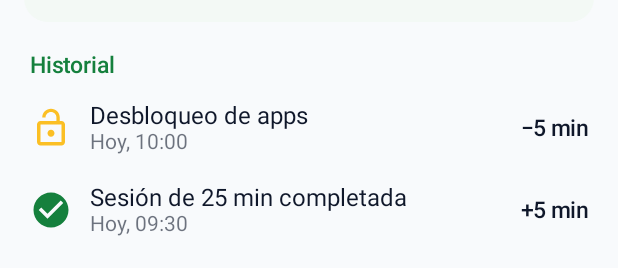
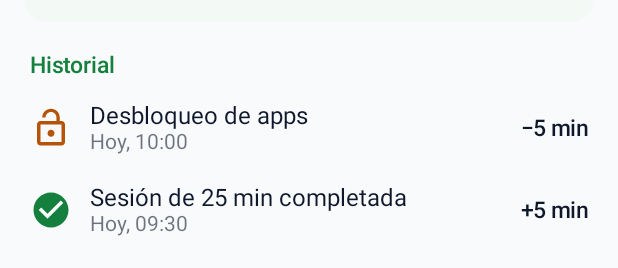
Before and after one commit to yuliancorner-cyber/Code-Proyecto-, an Android app built with Jetpack Compose: the @Preview function VistaPreviaEstadisticasClaro, on a phone screen of 412 x 824 dp. Shown: the part 954-1222 px from the top of the screen. Run offline under Robolectric (Android 15) with nearby library versions, the phone set to English and light mode, and no system bars.

Commit message:
Fase 5: icono nuevo, splash, contraste en tema claro y APK de release
- Icono adaptativo nuevo: un celular boca abajo (se ve la trasera con la
  camara) dentro de las esquinas verdes de la zona, sobre azul noche. Cabe en
  la zona segura de 66 dp; incluye version monocromo para iconos tematicos.
  Revisado renderizandolo con mascara circular, cuadrada y a tamano real.
- Pantalla de carga con core-splashscreen 1.0.1 (igual en todas las
  versiones de Android): fondo azul noche y el icono.
- Tema claro: tertiary y error pasan a ambar #B45309 y rojo #B91C1C. Los
  anteriores daban 1.7:1 y 2.8:1 de contraste sobre blanco (el texto
  "Sugerida", los avisos en rojo); los nuevos 5.0:1 y 6.5:1. El tema oscuro
  ya cumplia y no cambia.
- Release optimizado con R8 (minify + shrinkResources) y reglas prudentes en
  proguard-rules.pro. versionCode 10, versionName 1.0. lint no bloquea el APK.
- La variante debug pasa a ser "FocusZone Dev" (com.focuszone.app.debug), con
  nombre por manifestPlaceholders, para convivir con la version firmada sin
  conflictos de firma. Ninguna variante de FocusZone se puede bloquear.
- .gitignore excluye llaves de firma (*.jks) y la carpeta app/release.
- README: generar el APK firmado, guardar la llave, instalarlo (con aviso de
  que se pierden los datos actuales) y como actualizar en el futuro.

Co-Authored-By: Claude Opus 5.5 <noreply@anthropic.com>
Claude-Session: https://claude.ai/code/session_01Sozx7ZfhWeqdfN3bPjkXu1

```diff
--- a/app/src/main/java/com/focuszone/app/MainActivity.kt
+++ b/app/src/main/java/com/focuszone/app/MainActivity.kt
@@ -4,6 +4,7 @@ import android.os.Bundle
 import androidx.activity.ComponentActivity
 import androidx.activity.compose.setContent
 import androidx.activity.enableEdgeToEdge
+import androidx.core.splashscreen.SplashScreen.Companion.installSplashScreen
 import com.focuszone.app.bloqueo.ModoSilencio
 import com.focuszone.app.logica.EstadoSesion
 import com.focuszone.app.sesion.SesionActual
@@ -20,6 +21,9 @@ import com.focuszone.app.ui.theme.FocusZoneTheme
 class MainActivity : ComponentActivity() {
 
     override fun onCreate(savedInstanceState: Bundle?) {
+        // Debe ir ANTES de super.onCreate: muestra la pantalla de carga y luego
+        // pasa al tema normal de la app.
+        installSplashScreen()
         super.onCreate(savedInstanceState)
 
         // Dibuja la app tambien detras de la barra de estado y la de navegacion,
--- a/app/src/main/java/com/focuszone/app/bloqueo/ServicioBloqueo.kt
+++ b/app/src/main/java/com/focuszone/app/bloqueo/ServicioBloqueo.kt
@@ -106,8 +106,7 @@ class ServicioBloqueo : AccessibilityService() {
     }
 
     private fun revisar(paquete: String) {
-        if (paquete == packageName) return
-        if (paquete in AppsInstaladas.NUNCA_BLOQUEAR) return
+        if (AppsInstaladas.protegida(paquete)) return
         if (!AppsBloqueadas.contiene(this, paquete)) return
 
         when {
--- a/app/src/main/java/com/focuszone/app/ui/theme/Color.kt
+++ b/app/src/main/java/com/focuszone/app/ui/theme/Color.kt
@@ -20,6 +20,10 @@ val VerdeMenta = Color(0xFFDCFCE7)       // fondo suave de acento (circulo del c
 val FondoClaro = Color(0xFFF8FAFC)
 val SuperficieClara = Color(0xFFFFFFFF)
 val GrisTextoOscuro = Color(0xFF0F172A)
+// En fondo claro, el ambar y el rojo brillantes no se leen (contraste 1.7:1 y
+// 2.8:1; el minimo para texto es 4.5:1). Versiones oscuras para el tema claro:
+val AmbarClaro = Color(0xFFB45309)     // 5.0:1 sobre blanco
+val RojoClaro = Color(0xFFB91C1C)      // 6.5:1 sobre blanco
 
 // --- Graficas (Fase 4) ---
 // Validados con el script de la guia de visualizacion (contraste, luminosidad
--- a/app/src/main/java/com/focuszone/app/ui/theme/Theme.kt
+++ b/app/src/main/java/com/focuszone/app/ui/theme/Theme.kt
@@ -36,8 +36,8 @@ private val EsquemaClaro = lightColorScheme(
     onBackground = GrisTextoOscuro,
     surface = SuperficieClara,
     onSurface = GrisTextoOscuro,
-    tertiary = AmbarAlerta,
-    error = RojoCancelado
+    tertiary = AmbarClaro,
+    error = RojoClaro
 )
 
 /**
--- a/app/src/main/res/drawable/ic_launcher_foreground.xml
+++ b/app/src/main/res/drawable/ic_launcher_foreground.xml
@@ -1,31 +1,67 @@
 <?xml version="1.0" encoding="utf-8"?>
-<!-- Dibujo vectorial del candado que se ve en el icono de la app.
-     El lienzo es de 108x108; la parte visible garantizada (zona segura)
-     es solo el circulo central de unos 72x72, por eso el candado va al centro. -->
+<!-- Icono de FocusZone: un celular BOCA ABAJO (se ve su parte trasera, con la
+     camara) dentro de las cuatro esquinas verdes de la "zona de enfoque".
+
+     Lienzo de 108x108. Android recorta el icono con la forma de cada celular
+     (circulo, cuadrado redondeado...) y solo garantiza visible el circulo
+     central de radio 33 (centro 54,54): todo lo importante cabe ahi.
+     Tambien se usa como imagen de la pantalla de carga (splash). -->
 <vector xmlns:android="http://schemas.android.com/apk/res/android"
     android:width="108dp"
     android:height="108dp"
     android:viewportWidth="108"
     android:viewportHeight="108">
 
-    <!-- Arco superior del candado -->
+    <!-- Esquinas de la zona (verde de acento) -->
     <path
         android:strokeColor="#4ADE80"
-        android:strokeWidth="6"
+        android:strokeWidth="3"
         android:strokeLineCap="round"
+        android:strokeLineJoin="round"
         android:fillColor="#00000000"
-        android:pathData="M45,52 V45 a9,9 0 0 1 18,0 V52" />
+        android:pathData="M38,35 V30 A4,4 0 0 1 42,26 H47" />
+    <path
+        android:strokeColor="#4ADE80"
+        android:strokeWidth="3"
+        android:strokeLineCap="round"
+        android:strokeLineJoin="round"
+        android:fillColor="#00000000"
+        android:pathData="M61,26 H66 A4,4 0 0 1 70,30 V35" />
+    <path
+        android:strokeColor="#4ADE80"
+        android:strokeWidth="3"
+        android:strokeLineCap="round"
+        android:strokeLineJoin="round"
+        android:fillColor="#00000000"
+        android:pathData="M70,73 V78 A4,4 0 0 1 66,82 H61" />
+    <path
+        android:strokeColor="#4ADE80"
+        android:strokeWidth="3"
+        android:strokeLineCap="round"
+        android:strokeLineJoin="round"
+        android:fillColor="#00000000"
+        android:pathData="M47,82 H42 A4,4 0 0 1 38,78 V73" />
 
-    <!-- Cuerpo del candado -->
-    <path
-        android:fillColor="#4ADE80"
-        android:pathData="M42,52 h24 a5,5 0 0 1 5,5 v18 a5,5 0 0 1 -5,5 h-24 a5,5 0 0 1 -5,-5 v-18 a5,5 0 0 1 5,-5 z" />
+    <!-- El celular, agrandado un 15% alrededor del centro para que se lea a tamano real -->
+    <group
+        android:pivotX="54"
+        android:pivotY="54"
+        android:scaleX="1.15"
+        android:scaleY="1.15">
+        <!-- Parte trasera del celular -->
+        <path
+            android:fillColor="#E2E8F0"
+            android:pathData="M49,33 H59 A5,5 0 0 1 64,38 V70 A5,5 0 0 1 59,75 H49 A5,5 0 0 1 44,70 V38 A5,5 0 0 1 49,33 Z" />
 
-    <!-- Ojo de la cerradura (del color del fondo, para que se vea calado) -->
-    <path
-        android:fillColor="#0F172A"
-        android:pathData="M54,60 m-3.5,0 a3.5,3.5 0 1 0 7,0 a3.5,3.5 0 1 0 -7,0 z" />
-    <path
-        android:fillColor="#0F172A"
-        android:pathData="M52.5,63 h3 v8 h-3 z" />
+        <!-- Modulo de camara -->
+        <path
+            android:fillColor="#0F172A"
+            android:pathData="M49.5,36 H52 A2.5,2.5 0 0 1 54.5,38.5 V45.5 A2.5,2.5 0 0 1 52,48 H49.5 A2.5,2.5 0 0 1 47,45.5 V38.5 A2.5,2.5 0 0 1 49.5,36 Z" />
+        <path
+            android:fillColor="#4ADE80"
+            android:pathData="M50.75,40 m-1.5,0 a1.5,1.5 0 1 0 3,0 a1.5,1.5 0 1 0 -3,0 Z" />
+        <path
+            android:fillColor="#64748B"
+            android:pathData="M50.75,44.5 m-1.5,0 a1.5,1.5 0 1 0 3,0 a1.5,1.5 0 1 0 -3,0 Z" />
+    </group>
 </vector>
--- a/app/src/main/res/mipmap-anydpi-v26/ic_launcher.xml
+++ b/app/src/main/res/mipmap-anydpi-v26/ic_launcher.xml
@@ -4,5 +4,5 @@
 <adaptive-icon xmlns:android="http://schemas.android.com/apk/res/android">
     <background android:drawable="@color/ic_launcher_background" />
     <foreground android:drawable="@drawable/ic_launcher_foreground" />
-    <monochrome android:drawable="@drawable/ic_launcher_foreground" />
+    <monochrome android:drawable="@drawable/ic_launcher_monochrome" />
 </adaptive-icon>
--- a/app/src/main/res/mipmap-anydpi-v26/ic_launcher_round.xml
+++ b/app/src/main/res/mipmap-anydpi-v26/ic_launcher_round.xml
@@ -4,5 +4,5 @@
 <adaptive-icon xmlns:android="http://schemas.android.com/apk/res/android">
     <background android:drawable="@color/ic_launcher_background" />
     <foreground android:drawable="@drawable/ic_launcher_foreground" />
-    <monochrome android:drawable="@drawable/ic_launcher_foreground" />
+    <monochrome android:drawable="@drawable/ic_launcher_monochrome" />
 </adaptive-icon>
--- a/app/src/main/res/values/strings.xml
+++ b/app/src/main/res/values/strings.xml
@@ -68,7 +68,6 @@
     <string name="bloqueo_apps_desc">Quedan bloqueadas siempre. Fuera de las sesiones puedes desbloquearlas un rato gastando tu saldo del día. Ajustes y el teléfono nunca se bloquean.</string>
     <string name="app_sugerida">Sugerida</string>
     <string name="bloqueo_aviso">%1$s está bloqueada: estás en una sesión de estudio</string>
-    <string name="accesibilidad_etiqueta">FocusZone: bloqueo de apps</string>
     <string name="accesibilidad_descripcion">FocusZone usa este servicio solo para detectar cuándo abres una app que marcaste como distractora durante una sesión de estudio, y devolverte a la sesión. No lee el contenido de la pantalla ni lo que escribes.</string>
 
     <!-- Desbloqueo con saldo (Fase 3b) -->
--- a/app/src/main/res/values/themes.xml
+++ b/app/src/main/res/values/themes.xml
@@ -6,4 +6,13 @@
     <style name="Theme.FocusZone" parent="android:Theme.Material.Light.NoActionBar">
         <item name="android:windowBackground">@color/fondo_ventana</item>
     </style>
+
+    <!-- Pantalla de carga (splash): fondo azul noche con el icono de la app.
+         Se muestra mientras arranca la app y luego cambia sola al tema normal
+         (postSplashScreenTheme). Igual en claro y oscuro: es la "marca". -->
+    <style name="Theme.FocusZone.Splash" parent="Theme.SplashScreen">
+        <item name="windowSplashScreenBackground">@color/ic_launcher_background</item>
+        <item name="windowSplashScreenAnimatedIcon">@drawable/ic_launcher_foreground</item>
+        <item name="postSplashScreenTheme">@style/Theme.FocusZone</item>
+    </style>
 </resources>
--- a/gradle/libs.versions.toml
+++ b/gradle/libs.versions.toml
@@ -14,6 +14,8 @@ kotlin = "2.0.21"
 coreKtx = "1.15.0"
 lifecycleRuntimeKtx = "2.8.7"
 activityCompose = "1.9.3"
+# Pantalla de carga (splash) igual en todas las versiones de Android.
+coreSplashscreen = "1.0.1"
 # BOM = "Bill of Materials": fija de golpe versiones compatibles entre si
 # de TODAS las librerias de Jetpack Compose, para que no choquen.
 composeBom = "2024.12.01"
@@ -33,6 +35,7 @@ espressoCore = "3.6.1"
 androidx-core-ktx = { group = "androidx.core", name = "core-ktx", version.ref = "coreKtx" }
 androidx-lifecycle-runtime-ktx = { group = "androidx.lifecycle", name = "lifecycle-runtime-ktx", version.ref = "lifecycleRuntimeKtx" }
 androidx-activity-compose = { group = "androidx.activity", name = "activity-compose", version.ref = "activityCompose" }
+androidx-core-splashscreen = { group = "androidx.core", name = "core-splashscreen", version.ref = "coreSplashscreen" }
 androidx-lifecycle-runtime-compose = { group = "androidx.lifecycle", name = "lifecycle-runtime-compose", version.ref = "lifecycleRuntimeKtx" }
 
 androidx-room-runtime = { group = "androidx.room", name = "room-runtime", version.ref = "room" }
```
Also changed, not shown: app/build.gradle.kts (+32 -5 lines), app/src/main/AndroidManifest.xml (+4 -4 lines), app/src/main/java/com/focuszone/app/bloqueo/AppsInstaladas.kt (+9 -4 lines), app/src/main/res/drawable/ic_launcher_monochrome.xml (added, +33 -0 lines), 3 other files.
